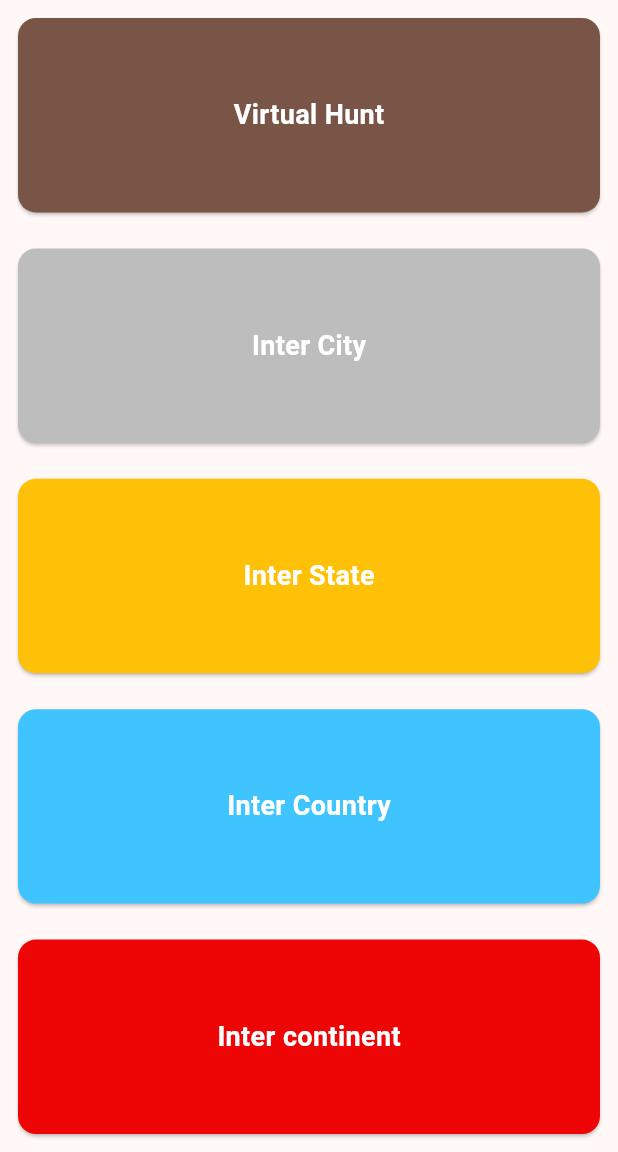
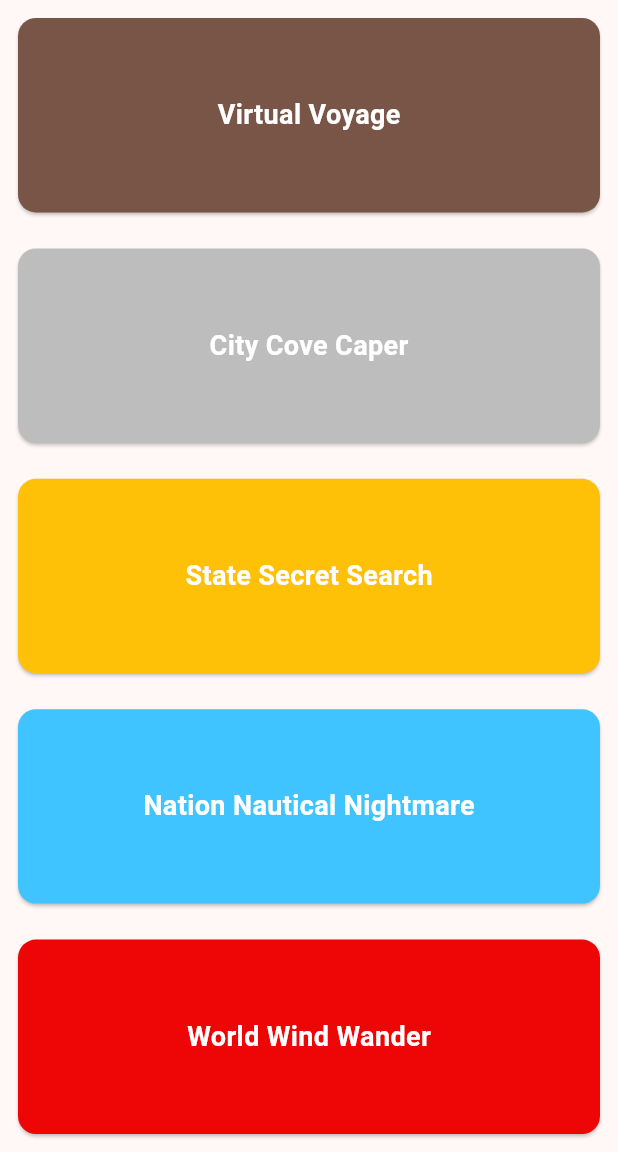
Before and after one commit to Sumanth1997/GemAI_Dev, a Flutter app: the DifficultyLevel screen opened directly with empty values, on a phone screen of 412 x 824 dp, the part 84-1236 px from its top. Run offline on Flutter 3.47's test engine with Material 3 defaults, Android fonts, the phone set to English and light mode, and no system bars; our stand-ins replace card_swiper, cloud_firestore, confetti, firebase_auth, firebase_core, firebase_storage and 11 more; missing offline and left inert: firebase_ui_auth, firebase_ui_oauth_google, maps_launcher; accounts and stored records are empty; generated files the repository leaves out were written again; network calls fail.

Commit message:
Difficulty level names

```diff
--- a/scavhunt/lib/Pages/Clues.dart
+++ b/scavhunt/lib/Pages/Clues.dart
@@ -344,7 +344,7 @@ class _CluesState extends State<Clues> {
               children: <Widget>[
                 Center(
                   child: Text(
-                    'Clues',
+                    'Level $currentIndex',
                     style: TextStyle(fontSize: 24, color: Colors.white),
                   ),
                 ),
--- a/scavhunt/lib/Pages/difficulty_level.dart
+++ b/scavhunt/lib/Pages/difficulty_level.dart
@@ -13,13 +13,14 @@ class DifficultyLevel extends StatelessWidget {
   @override
   Widget build(BuildContext context) {
     final List<String> itemTexts = [
-      'Virtual Hunt',
-      'Inter City',
-      'Inter State',
-      'Inter Country',
-      'Inter continent',
+      'Virtual Voyage',
+      'City Cove Caper',
+      'State Secret Search',
+      'Nation Nautical Nightmare',
+      'World Wind Wander',
       // Add more items as needed
     ];
+
 
     final TextStyle itemTextStyle = TextStyle(
       fontSize: 18,
@@ -53,19 +54,19 @@ class DifficultyLevel extends StatelessWidget {
           Color cardColor = Colors.grey; // Default color for other options
 
           switch (text) {
-            case 'Virtual Hunt':
+            case 'Virtual Voyage':
               cardColor = Colors.brown; // Bronze
               break;
-            case 'Inter City':
+            case 'City Cove Caper':
               cardColor = const Color.fromARGB(255, 189, 189, 189); // Silver
               break;
-            case 'Inter State':
+            case 'State Secret Search':
               cardColor = Colors.amber; // Gold
               break;
-            case 'Inter Country':
+            case 'Nation Nautical Nightmare':
               cardColor = Colors.lightBlueAccent; // Diamond (light blue)
               break;
-            case 'Inter continent':
+            case 'World Wind Wander':
               cardColor = Color.fromARGB(255, 238, 5, 5); // Obsidian
               break;
           }
@@ -88,35 +89,35 @@ class DifficultyLevel extends StatelessWidget {
   }
 
   void navigateToLocationPrint(BuildContext context, String selectedText) {
-    if (selectedText == 'Inter City') {
+    if (selectedText == 'City Cove Caper') {
       Navigator.push(
         context,
         MaterialPageRoute(
             builder: (context) =>
                 LocationScreen(selectedText: selectedText, category: category)),
       );
-    } else if (selectedText == 'Inter State') {
+    } else if (selectedText == 'State Secret Search') {
       Navigator.push(
         context,
         MaterialPageRoute(
             builder: (context) =>
                 LocationScreen(selectedText: selectedText, category: category)),
       );
-    } else if (selectedText == 'Inter Country') {
+    } else if (selectedText == 'Nation Nautical Nightmare') {
       Navigator.push(
         context,
         MaterialPageRoute(
             builder: (context) =>
                 LocationScreen(selectedText: selectedText, category: category)),
       );
-    } else if (selectedText == 'Inter continent') {
+    } else if (selectedText == 'World Wind Wander') {
       Navigator.push(
         context,
         MaterialPageRoute(
             builder: (context) =>
                 LocationScreen(selectedText: selectedText, category: category)),
       );
-    } else if (selectedText == 'Virtual Hunt') {
+    } else if (selectedText == 'Virtual Voyage') {
       Navigator.push(
         context,
         MaterialPageRoute(
```
